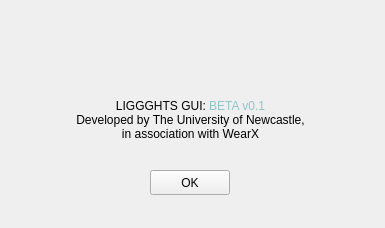
First picture: the form in resources/About_page_Form.ui, repository mwmuni/LIGGGHTS_GUI, before the edit.
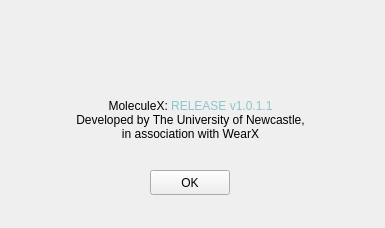
Second picture: the form after the edit. Icons and pictures are not drawn.

Patch:
```diff
--- a/resources/About_page_Form.ui
+++ b/resources/About_page_Form.ui
@@ -38,7 +38,7 @@
      </rect>
     </property>
     <property name="text">
-     <string>&lt;html&gt;&lt;head/&gt;&lt;body&gt;&lt;p&gt;LIGGGHTS GUI: &lt;span style=&quot; color:#8ec5c9;&quot;&gt;BETA v0.1&lt;/span&gt;&lt;br/&gt;Developed by The University of Newcastle,&lt;br/&gt;in association with WearX&lt;/p&gt;&lt;/body&gt;&lt;/html&gt;</string>
+     <string>&lt;html&gt;&lt;head/&gt;&lt;body&gt;&lt;p&gt;MoleculeX: &lt;span style=&quot; color:#8ec5c9;&quot;&gt;RELEASE v1.0.1.1&lt;/span&gt;&lt;br/&gt;Developed by The University of Newcastle,&lt;br/&gt;in association with WearX&lt;/p&gt;&lt;/body&gt;&lt;/html&gt;</string>
     </property>
     <property name="alignment">
      <set>Qt::AlignCenter</set>
```
